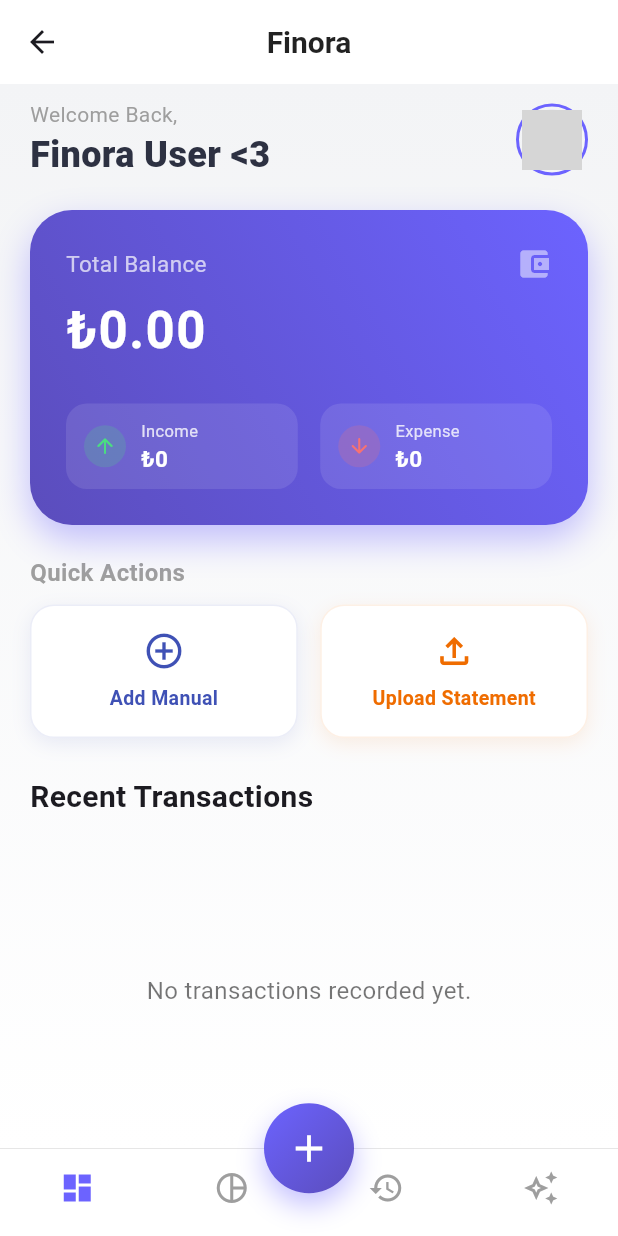
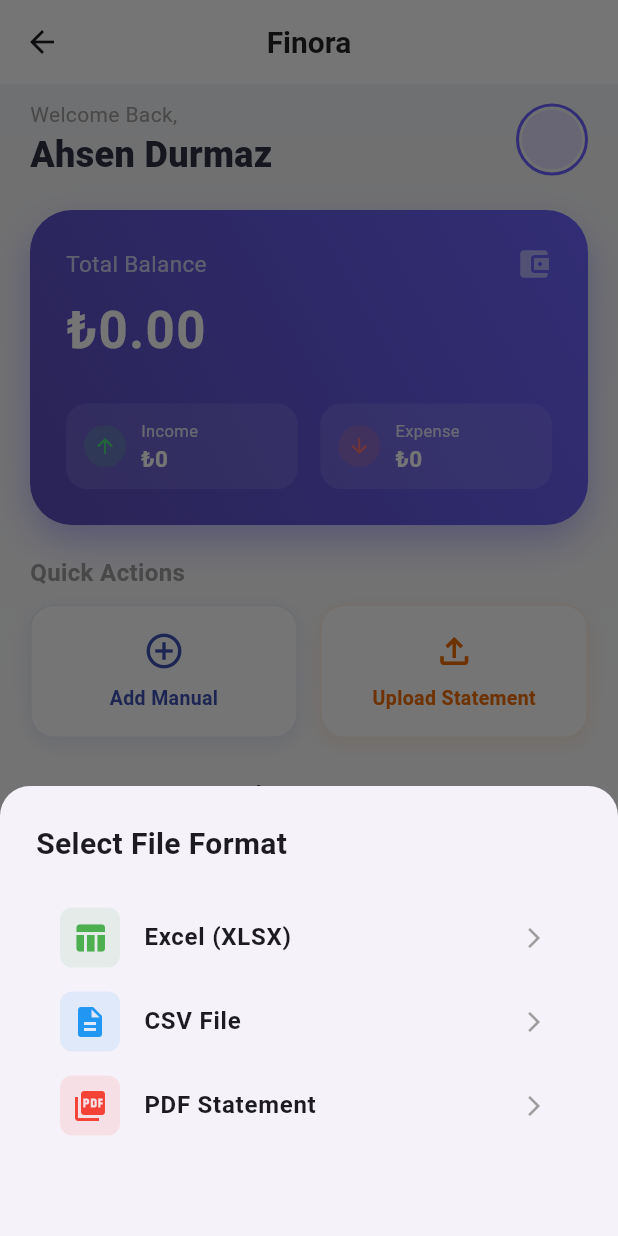
Before and after one commit to krlpsule/finora_, a Flutter app: the MainScreen screen opened directly, after a tap on "Upload Statement", on a phone screen of 412 x 824 dp. Run offline on Flutter 3.47's test engine with Material 3 defaults, Android fonts, the light colour scheme and no system bars; our stand-ins replace cloud_firestore, csv, equatable, file_picker, firebase_auth, firebase_core and 7 more; missing offline and left inert: excel, syncfusion_flutter_pdf; accounts and stored records are empty; network calls fail; grey boxes are pictures that could not be loaded.

Commit message:
Refactor import logic and UI elements in dashboard

```diff
--- a/smart_budget/lib/screens/dashboard.dart
+++ b/smart_budget/lib/screens/dashboard.dart
@@ -11,7 +11,7 @@ import '../models/transaction_model.dart';
 import 'add_transaction.dart';
 import '../features/transaction/transaction_event.dart';
 import '../services/statement_parser_service.dart';
-import '../services/firestore_service.dart'; // To save them
+import '../services/firestore_service.dart';
 
 class DashboardPage extends StatelessWidget {
   const DashboardPage({super.key});
@@ -23,20 +23,19 @@ class DashboardPage extends StatelessWidget {
     );
   }
 
-  // --- NEW: Handle Import Logic ---
+  // --- LOGIC: Handle File Import ---
   Future<void> _handleImport(BuildContext context, FileTypeOption type) async {
-    // 1. Close the bottom sheet selection
+    // 1. Close the bottom sheet
     Navigator.pop(context);
 
-    // 2. Show loading indicator
+    // 2. Show loading feedback
     ScaffoldMessenger.of(context).showSnackBar(
       const SnackBar(content: Text("Processing file... Please wait.")),
     );
 
     try {
-      // 3. Call your Parser Service
+      // 3. Use your Service to pick and parse
       final parser = StatementParserService();
-      // The parser handles the file picking internally now
       final List<Map<String, dynamic>> rawData =
           await parser.pickAndParseFile(type);
 
@@ -49,26 +48,24 @@ class DashboardPage extends StatelessWidget {
         return;
       }
 
-      // 4. Convert & Save to Firestore
+      // 4. Save parsed data to Firestore
       final firestoreService = context.read<FirestoreService>();
       int count = 0;
 
       for (var data in rawData) {
-        // Safe conversion of data
+        // Safe data conversion
         double amount = (data['amount'] is num)
             ? (data['amount'] as num).toDouble()
             : 0.0;
 
         String title = data['title'] ?? 'Unknown';
         String dateStr = data['date'] ?? '';
-        bool isIncome = data['type'] == 'Income';
+        bool isIncome = data['type'] == 'Income'; // Simple check
 
-        // Attempt to parse date (assuming dd/MM/yyyy or yyyy-MM-dd)
+        // Attempt to parse date (handle dd/MM/yyyy vs yyyy-MM-dd)
         DateTime date;
         try {
-          // You might need to adjust this format based on your bank
           if (dateStr.contains('/')) {
-             // Try standard EU format
              List<String> parts = dateStr.split('/');
              if (parts.length == 3) {
                 // assume dd/MM/yyyy
@@ -83,16 +80,16 @@ class DashboardPage extends StatelessWidget {
           date = DateTime.now();
         }
 
-        // Create Model
+        // Create Transaction Object
         final tx = TransactionModel(
           amount: amount,
-          category: 'Imported', // Default category for imports
+          category: 'Imported', // You can change this later to be smarter
           note: title,
           date: date,
           isIncome: isIncome,
         );
 
-        // Save
+        // Add to Database
         await firestoreService.addTransaction(tx);
         count++;
       }
@@ -118,7 +115,7 @@ class DashboardPage extends StatelessWidget {
     }
   }
 
-  // --- NEW: Show Format Selection Dialog ---
+  // --- UI: Format Selection Dialog ---
   void _showImportOptions(BuildContext context) {
     showModalBottomSheet(
       context: context,
@@ -128,7 +125,7 @@ class DashboardPage extends StatelessWidget {
       builder: (ctx) {
         return Container(
           padding: const EdgeInsets.all(24),
-          height: 280,
+          height: 300,
           child: Column(
             crossAxisAlignment: CrossAxisAlignment.start,
             children: [
@@ -259,7 +256,7 @@ class DashboardPage extends StatelessWidget {
                   ),
                 ),
 
-                // QUICK ACTIONS (Now functional!)
+                // QUICK ACTIONS
                 SliverToBoxAdapter(
                   child: Padding(
                     padding: const EdgeInsets.symmetric(horizontal: 20),
@@ -290,7 +287,8 @@ class DashboardPage extends StatelessWidget {
                                 label: "Upload Statement",
                                 icon: Icons.file_upload_outlined,
                                 color: Colors.orange.shade800,
-                                onTap: () => _handleStatementUpload(context),
+                                // --- UPDATED: Calls the new dialog ---
+                                onTap: () => _showImportOptions(context),
                               ),
                             ),
                           ],
@@ -369,7 +367,8 @@ class DashboardPage extends StatelessWidget {
     );
   }
 
-  // ---------------- HEADER ----------------
+  // --- REUSABLE WIDGETS ---
+
   Widget _buildHeader() {
     return Row(
       mainAxisAlignment: MainAxisAlignment.spaceBetween,
@@ -377,18 +376,8 @@ class DashboardPage extends StatelessWidget {
         Column(
           crossAxisAlignment: CrossAxisAlignment.start,
           children: const [
-            Text(
-              "Welcome Back,",
-              style: TextStyle(fontSize: 14, color: Colors.grey),
-            ),
-            Text(
-              "Finora User <3",
-              style: TextStyle(
-                fontSize: 24,
-                fontWeight: FontWeight.w900,
-                color: Color(0xFF2D3142),
-              ),
-            ),
+            Text("Welcome Back,", style: TextStyle(fontSize: 14, color: Colors.grey)),
+            Text("Ahsen Durmaz", style: TextStyle(fontSize: 24, fontWeight: FontWeight.w900, color: Color(0xFF2D3142))),
           ],
         ),
         Container(
@@ -399,14 +388,13 @@ class DashboardPage extends StatelessWidget {
           ),
           child: const CircleAvatar(
             radius: 20,
-            backgroundImage: NetworkImage("https://i.pravatar.cc/150?img=32"), // Placeholder
+            backgroundImage: NetworkImage("https://i.pravatar.cc/150?img=32"),
           ),
         )
       ],
     );
   }
 
-  // ---------------- ACTION BUTTON ----------------
   Widget _buildActionButton(BuildContext context,
       {required String label,
       required IconData icon,
@@ -447,17 +435,13 @@ class DashboardPage extends StatelessWidget {
     );
   }
 
-  // ---------------- SUMMARY CARD ----------------
   Widget _buildSummaryCard(BuildContext context, Map<String, double> summary) {
     return Container(
       padding: const EdgeInsets.all(24),
       decoration: BoxDecoration(
         borderRadius: BorderRadius.circular(28),
         gradient: const LinearGradient(
-          colors: [
-            Color(0xFF5B4DBC), // Darker indigo
-            Color(0xFF6C63FF), // Lighter purple
-          ],
+          colors: [Color(0xFF5B4DBC), Color(0xFF6C63FF)],
           begin: Alignment.bottomLeft,
           end: Alignment.topRight,
         ),
@@ -475,10 +459,7 @@ class DashboardPage extends StatelessWidget {
           Row(
             mainAxisAlignment: MainAxisAlignment.spaceBetween,
             children: [
-              const Text(
-                'Total Balance',
-                style: TextStyle(color: Colors.white70, fontSize: 15),
-              ),
+              const Text('Total Balance', style: TextStyle(color: Colors.white70, fontSize: 15)),
               Icon(Icons.account_balance_wallet, color: Colors.white.withOpacity(0.5)),
             ],
           ),
@@ -493,7 +474,6 @@ class DashboardPage extends StatelessWidget {
             ),
           ),
           const SizedBox(height: 24),
-
           Row(
             children: [
               Expanded(
@@ -501,7 +481,7 @@ class DashboardPage extends StatelessWidget {
                   icon: Icons.arrow_upward_rounded,
                   label: 'Income',
                   amount: summary['income']!,
-                  iconColor: const Color(0xFF4ADE80), // Soft Green
+                  iconColor: const Color(0xFF4ADE80),
                   bgColor: const Color(0xFF4ADE80).withOpacity(0.2),
                 ),
               ),
@@ -511,7 +491,7 @@ class DashboardPage extends StatelessWidget {
                   icon: Icons.arrow_downward_rounded,
                   label: 'Expense',
                   amount: summary['expense']!,
-                  iconColor: const Color(0xFFF87171), // Soft Red
+                  iconColor: const Color(0xFFF87171),
                   bgColor: const Color(0xFFF87171).withOpacity(0.2),
                 ),
               ),
@@ -549,17 +529,10 @@ class DashboardPage extends StatelessWidget {
           Column(
             crossAxisAlignment: CrossAxisAlignment.start,
             children: [
-              Text(
-                label,
-                style: TextStyle(color: Colors.white.withOpacity(0.8), fontSize: 11),
-              ),
+              Text(label, style: TextStyle(color: Colors.white.withOpacity(0.8), fontSize: 11)),
               Text(
                 '₺${amount.toStringAsFixed(0)}',
-                style: const TextStyle(
-                  color: Colors.white,
-                  fontSize: 15,
-                  fontWeight: FontWeight.w600,
-                ),
+                style: const TextStyle(color: Colors.white, fontSize: 15, fontWeight: FontWeight.w600),
               ),
             ],
           ),
```
